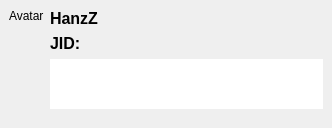
The window that widgets/rostertooltip.ui (xmpp-graveyard/jabbim) describes before a commit, drawn with Qt 5.
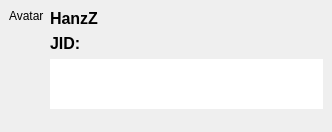
The same window after the commit.

```diff
--- a/widgets/rostertooltip.ui
+++ b/widgets/rostertooltip.ui
@@ -6,7 +6,7 @@
     <x>0</x>
     <y>0</y>
     <width>332</width>
-    <height>128</height>
+    <height>132</height>
    </rect>
   </property>
   <property name="windowTitle" >
```
Left out of the diff: 39 changed lines with no effect on the pictures.
